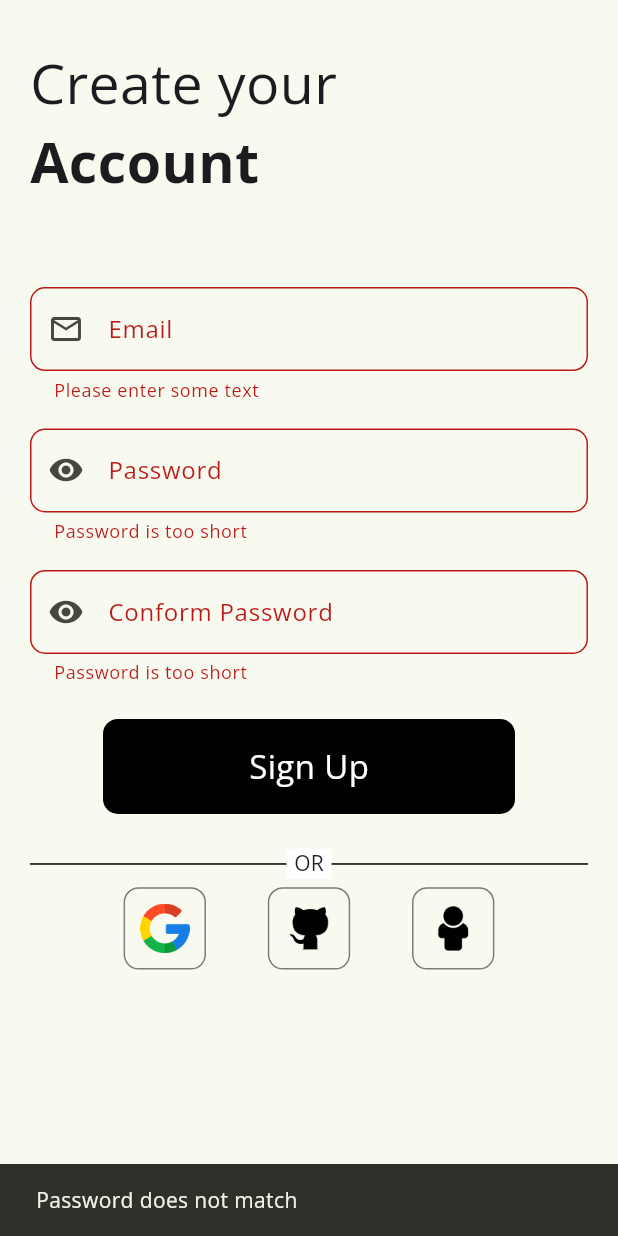
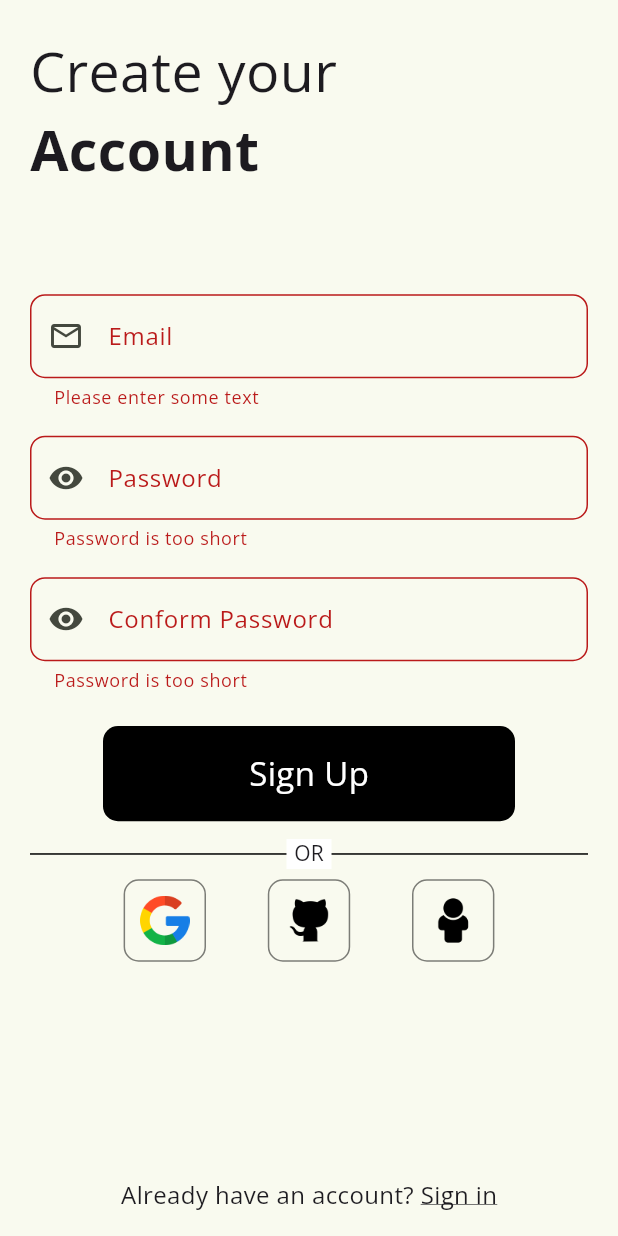
Before and after one commit to KirtanNarola13/talk_pro, a Flutter app: the SignUpScreen screen opened by its route, after a tap on "Sign Up", on a phone screen of 412 x 824 dp. Run offline on Flutter 3.47's test engine with Material 3 defaults, Android fonts, the light colour scheme and no system bars; our stand-ins replace cherry_toast, firebase_auth, firebase_core, get, google_fonts, google_sign_in; accounts and stored records are empty.

Commit message:
signup error solved

```diff
--- a/lib/main.dart
+++ b/lib/main.dart
@@ -2,6 +2,7 @@ import 'package:firebase_core/firebase_core.dart';
 import 'package:flutter/material.dart';
 import 'package:get/get.dart';
 import 'package:google_fonts/google_fonts.dart';
+import 'package:talk_pro/modules/screens/home-screen/view/home-screen.dart';
 import 'package:talk_pro/modules/screens/login-screen/view/login-screen.dart';
 import 'package:talk_pro/utils/color.dart';
 import 'firebase_options.dart';
@@ -38,6 +39,10 @@ void main() async {
           name: '/signup',
           page: () => SignUpScreen(),
         ),
+        GetPage(
+          name: '/home',
+          page: () => HomeScreen(),
+        ),
       ],
     ),
   );
--- a/lib/modules/screens/login-screen/view/constant/const.dart
+++ b/lib/modules/screens/login-screen/view/constant/const.dart
@@ -16,7 +16,7 @@ anonymous() async {
     log("login failed");
   } else {
     log("login success");
-    Get.toNamed('/home');
+    Get.offAllNamed('/home');
   }
 }
 
@@ -29,6 +29,8 @@ signUp({required String email, required String password}) async {
     log('signup failed');
   } else {
     log('user created');
+
+    Get.toNamed('/login');
   }
 }
 
@@ -45,6 +47,7 @@ login(
       title: const Text("Login Failed"),
     ).show(context);
   } else {
+    Get.offAllNamed('/home');
     return CherryToast.success(title: const Text("Login Success"))
         .show(context);
   }
@@ -55,6 +58,7 @@ google() async {
   if (res['error'] != null) {
     return log('login failed');
   } else {
+    Get.offAllNamed('/home');
     return log('login success');
   }
 }
--- a/lib/modules/screens/login-screen/view/login-screen.dart
+++ b/lib/modules/screens/login-screen/view/login-screen.dart
@@ -164,7 +164,7 @@ class LoginScreen extends StatelessWidget {
                             );
                           }
                         },
-                        child: GetBuilder<LoginController>(
+                        child: GetX<LoginController>(
                           builder: (controller) {
                             return Container(
                               alignment: Alignment.center,
--- a/lib/modules/screens/sign-up-screen/views/sign-up-screen.dart
+++ b/lib/modules/screens/sign-up-screen/views/sign-up-screen.dart
@@ -1,4 +1,7 @@
+import 'package:cherry_toast/cherry_toast.dart';
+import 'package:flutter/cupertino.dart';
 import 'package:flutter/material.dart';
+import 'package:flutter/widgets.dart';
 import 'package:get/get.dart';
 import 'package:talk_pro/modules/screens/sign-up-screen/views/constant/string.dart';
 
@@ -23,10 +26,8 @@ class SignUpScreen extends StatelessWidget {
             key: _talkKey,
             child: Column(
               children: [
-                SizedBox(
-                  height: h / 100,
-                ),
-                Container(
+                Expanded(
+                  child: Container(
                     alignment: Alignment.topLeft,
                     height: h / 4.5,
                     padding: const EdgeInsets.only(top: 20),
@@ -49,7 +50,11 @@ class SignUpScreen extends StatelessWidget {
                       ],
                     ),
                   ),
-                Column(
+                ),
+                Expanded(
+                  flex: 3,
+                  child: SingleChildScrollView(
+                    child: Column(
                       children: [
                         TextFormField(
                           onSaved: (String? val) {
@@ -153,8 +158,6 @@ class SignUpScreen extends StatelessWidget {
                           ),
                           obscureText: true,
                         ),
-                  ],
-                ),
                         SizedBox(
                           height: h / 45,
                         ),
@@ -163,17 +166,14 @@ class SignUpScreen extends StatelessWidget {
                             FocusScope.of(context).unfocus();
                             if (_talkKey.currentState!.validate() &&
                                 s_passCon.text == s_conPassCon.text) {
+                              signUp(
+                                email: s_emailCon.text,
+                                password: s_passCon.text,
+                              );
                               s_emailCon.clear();
                               s_passCon.clear();
                               s_conPassCon.clear();
-                      signUp(email: s_emailCon.text, password: s_passCon.text);
-                    } else {
-                      ScaffoldMessenger.of(context).showSnackBar(
-                        const SnackBar(
-                          content: Text('Password does not match'),
-                        ),
-                      );
-                    }
+                            } else {}
                           },
                           child: GetBuilder<LoginController>(
                             builder: (controller) {
@@ -192,7 +192,8 @@ class SignUpScreen extends StatelessWidget {
                                 ),
                                 child: controller.isLoading
                                     ? CircularProgressIndicator(
-                                valueColor: AlwaysStoppedAnimation<Color>(
+                                        valueColor:
+                                            AlwaysStoppedAnimation<Color>(
                                           (Get.isDarkMode == true)
                                               ? Colors.black
                                               : Colors.white,
@@ -210,11 +211,11 @@ class SignUpScreen extends StatelessWidget {
                           ),
                         ),
                         SizedBox(
-                  height: h / 45,
+                          height: h / 120,
                         ),
                         loginStack(),
                         SizedBox(
-                  height: h / 150,
+                          height: h / 120,
                         ),
                         Row(
                           mainAxisAlignment: MainAxisAlignment.center,
@@ -242,8 +243,9 @@ class SignUpScreen extends StatelessWidget {
                             ),
                           ],
                         ),
-                SizedBox(
-                  height: h / 5.5,
+                      ],
+                    ),
+                  ),
                 ),
                 Row(
                   mainAxisAlignment: MainAxisAlignment.center,
@@ -268,6 +270,9 @@ class SignUpScreen extends StatelessWidget {
                     ),
                   ],
                 ),
+                SizedBox(
+                  height: h / 50,
+                ),
               ],
             ),
           ),
```
Also changed, not shown: lib/modules/screens/home-screen/view/home-screen.dart (+4 -3 lines), pubspec.lock. Lines whose indentation alone changed are shown as unchanged.
